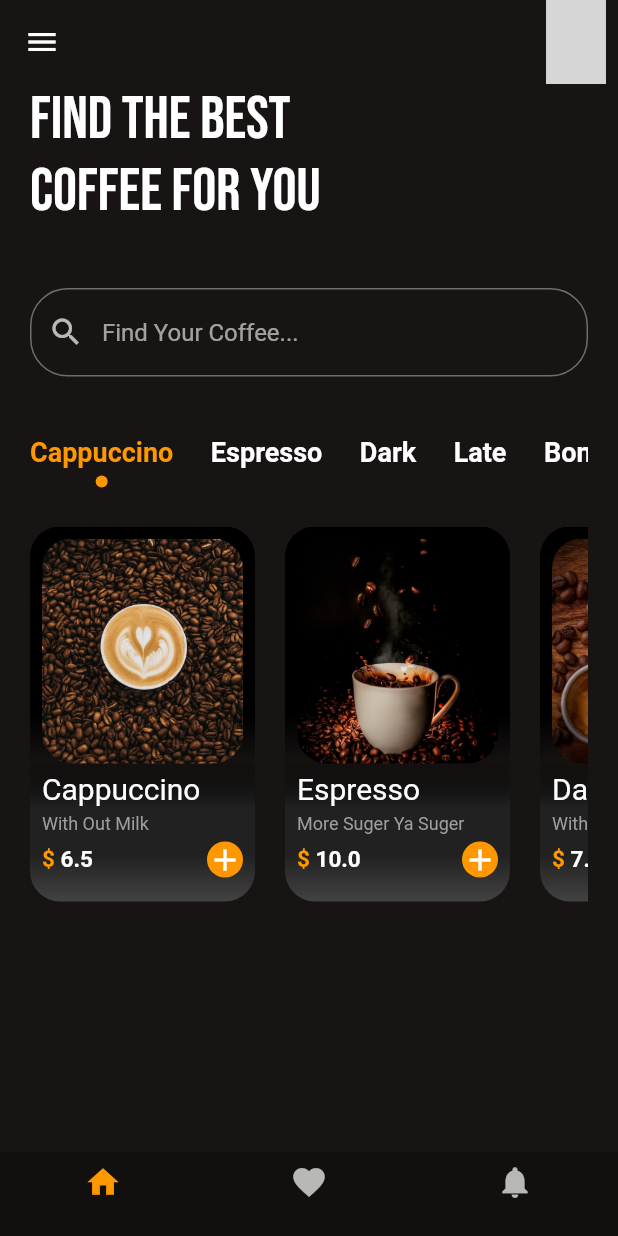
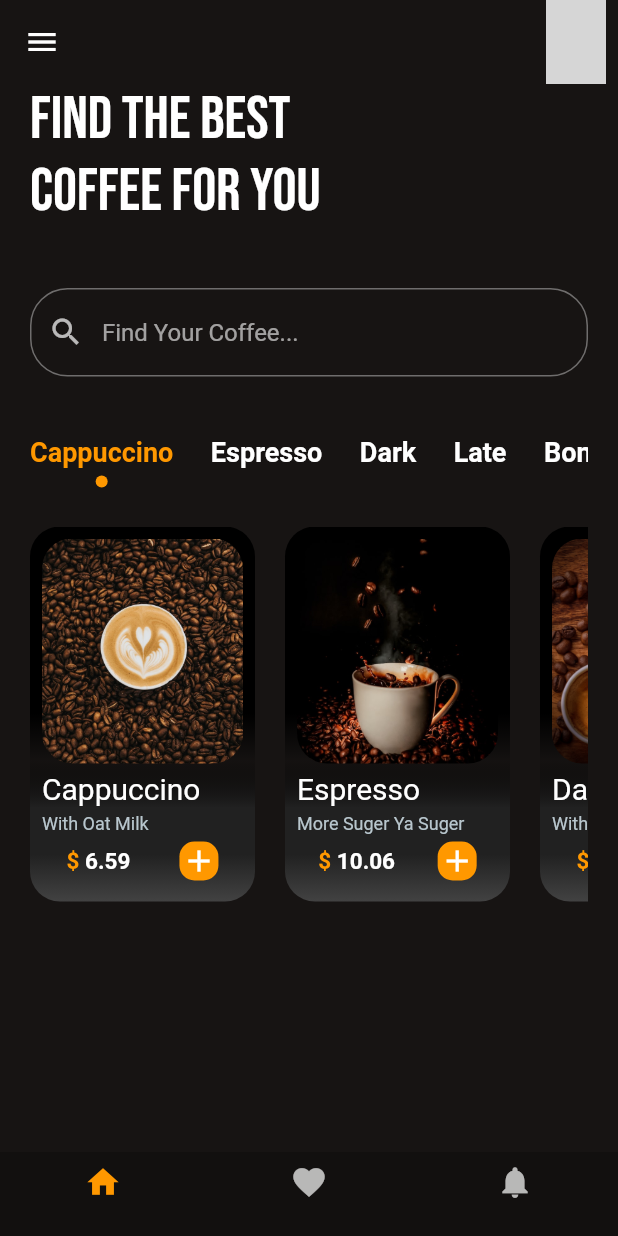
Before and after one commit to IbrahimIG1/Coffee_App-_Ui, a Flutter app: the screen it shows after launch, on a phone screen of 412 x 824 dp. Run offline on Flutter 3.47's test engine with Material 2 defaults, Android fonts, the phone set to English and light mode, and no system bars; our stand-ins replace google_fonts; network calls fail; grey boxes are pictures that could not be loaded.

Commit message:
coffee details screen

```diff
--- a/lib/Lists/lists.dart
+++ b/lib/Lists/lists.dart
@@ -1,37 +1,61 @@
 List<Map> coffee = [
   {
     'name': 'Cappuccino',
-    'caption': 'With Out Milk',
+    'caption': 'With Oat Milk',
     'selected': true,
     'image': 'assets/images/capitcino.jpg',
-    'price': 6.5,
+    'price': 6.59,
+    'caption_details':
+        'A cappuccino  is an espresso-based coffee drink that originated in Italy and is prepared with steamed milk foam (microfoam).',
   },
   {
     'name': 'Espresso',
     'caption': 'More Suger Ya Suger',
     'selected': false,
     'image': 'assets/images/black.jpg',
-    'price': 10.00,
+    'price': 10.060,
+    'caption_details':
+        'Espresso is a coffee-brewing method of Italian origin, in which a small amount of nearly boiling water (about 90 °C or 190 °F) is forced under 9–10 bars (900–1,000 kPa; 130–150 psi) of pressure through finely-ground coffee beans. Espresso can be made with a wide variety of coffee beans and roast degrees. Espresso is the most common way of making coffee in southern Europe, especially in Italy, France, Spain, and Portugal. It is also popular in Switzerland, Croatia, Bosnia and Herzegovina, Bulgaria, Greece, and Australia.',
   },
   {
     'name': 'Dark',
     'caption': 'With Out Coffee',
     'selected': false,
     'image': 'assets/images/dark.jpg',
-    'price': 7.60,
+    'price': 7.650,
+    'caption_details':
+        'Dark Coffee is rich in antioxidants Strong antioxidants such as Potassium, magnesium, Vitamin B2, B3, and B5, as well as manganese, are found in black coffee. Potassium and magnesium maintain the fluid levels in our bodies and support blood pressure. The various vitamins vitalise the body\'s immunity and metabolic rate',
   },
   {
     'name': 'Late',
-    'caption': 'With Milk',
+    'caption': 'With More Milk',
     'selected': false,
     'image': 'assets/images/late.jpg',
-    'price': 5.80,
+    'price': 5.810,
+    'caption_details':
+        'Late is espresso and steamed milk. It consists of one-third espresso, two-thirds heated milk and about 1cm of foam. Depending on the skill of the barista, the foam can be poured in such a way to create a picture',
   },
   {
     'name': 'Bondock',
     'caption': 'With Out Suger',
     'selected': false,
     'image': 'assets/images/bondock.jpg',
-    'price': 8.9,
+    'price': 8.99,
+    'caption_details':
+        'Bondock is beverage brewed from the roasted and ground seeds of the tropical evergreen coffee plants of African origin',
   }
 ];
+
+List coffeeSize =
+[
+  {
+    'size' : 'S',
+    'selected' : true,
+  },{
+    'size' : 'M',
+    'selected' : false,
+  },{
+    'size' : 'L',
+    'selected' : false,
+  }
+];
--- /dev/null
+++ b/lib/colors/colors.dart
@@ -0,0 +1,6 @@
+
+import 'package:flutter/material.dart';
+
+Color buttonColor = Color(0xff171413);
+Color captionColor = Color(0xffB8C6CD);
+Color borderColor = Colors.orange;
--- a/lib/home/home.dart
+++ b/lib/home/home.dart
@@ -1,4 +1,7 @@
 import 'package:coffee_app_ui/Lists/lists.dart';
+import 'package:coffee_app_ui/coffee_screen/coffee_screen.dart';
+import 'package:coffee_app_ui/colors/colors.dart';
+import 'package:coffee_app_ui/shared/navigator.dart';
 import 'package:coffee_app_ui/util/coffee_card.dart';
 import 'package:coffee_app_ui/util/coffee_type.dart';
 import 'package:coffee_app_ui/util/search_bar.dart';
@@ -23,6 +26,13 @@ class _HomeState extends State<Home> {
     });
   }
 
+  int currentIndex =0;
+  void changeNavBar(index) {
+    setState(() {
+      currentIndex = index;
+    });
+  }
+
   @override
   Widget build(BuildContext context) {
     return Scaffold(
@@ -30,6 +40,10 @@ class _HomeState extends State<Home> {
             elevation: 0,
             backgroundColor: Colors.black54.withOpacity(.2),
             iconSize: 25,
+            currentIndex: currentIndex,
+            onTap: (index) {
+              changeNavBar(index);
+            },
             items: [
               BottomNavigationBarItem(
                 icon: Icon(Icons.home),
@@ -44,7 +58,7 @@ class _HomeState extends State<Home> {
                 label: '',
               ),
             ]),
-        backgroundColor: Color(0xff171413),
+        backgroundColor: buttonColor,
         appBar: AppBar(
           backgroundColor: Colors.transparent,
           leading: Icon(Icons.menu),
@@ -99,11 +113,25 @@ class _HomeState extends State<Home> {
                   child: ListView.separated(
                       scrollDirection: Axis.horizontal,
                       itemBuilder: (context, index) {
-                        return CoffeeCard(
-                          image: coffee[index]['image'],
-                          name: coffee[index]['name'],
-                          caption: coffee[index]['caption'],
-                          price: coffee[index]['price'],
+                        return InkWell(
+                          onTap: () {
+                            navigateTo(
+                                context,
+                                CoffeeScreen(
+                                  image: coffee[index]['image'],
+                                  name: coffee[index]['name'],
+                                  caption: coffee[index]['caption'],
+                                  captionDetails: coffee[index]
+                                      ['caption_details'],
+                                  price: coffee[index]['price'],
+                                ));
+                          },
+                          child: CoffeeCard(
+                            image: coffee[index]['image'],
+                            name: coffee[index]['name'],
+                            caption: coffee[index]['caption'],
+                            price: coffee[index]['price'],
+                          ),
                         );
                       },
                       separatorBuilder: (context, index) => SizedBox(
--- /dev/null
+++ b/lib/shared/navigator.dart
@@ -0,0 +1,7 @@
+import 'package:flutter/material.dart';
+
+navigateTo(context, route) =>
+    Navigator.push(context, MaterialPageRoute(builder: (context) => route));
+
+navigateAndReplace(context, route) => Navigator.pushReplacement(
+    context, MaterialPageRoute(builder: (context) => route));
--- a/lib/util/coffee_card.dart
+++ b/lib/util/coffee_card.dart
@@ -1,4 +1,5 @@
 import 'package:coffee_app_ui/Lists/lists.dart';
+import 'package:coffee_app_ui/colors/colors.dart';
 import 'package:flutter/material.dart';
 
 class CoffeeCard extends StatelessWidget {
@@ -62,13 +63,13 @@ class CoffeeCard extends StatelessWidget {
               style: Theme.of(context)
                   .textTheme
                   .caption!
-                  .copyWith(color: Colors.grey),
+                  .copyWith(color: captionColor),
             ),
             SizedBox(
               height: 5,
             ),
             Row(
-              mainAxisAlignment: MainAxisAlignment.spaceBetween,
+              mainAxisAlignment: MainAxisAlignment.spaceAround,
               children: [
                 RichText(
                     text: TextSpan(
@@ -76,23 +77,22 @@ class CoffeeCard extends StatelessWidget {
                         children: [
                           TextSpan(
                               text: ' $price',
-                              style: TextStyle(
+                              style: const TextStyle(
                                   color: Colors.white,
                                   fontWeight: FontWeight.bold,
                                   fontSize: 15))
                         ],
-                        style: TextStyle(
+                        style: const TextStyle(
                             color: Colors.orange,
                             fontWeight: FontWeight.bold,
                             fontSize: 15))),
                 InkWell(
-                  onTap: () {
-                    print(coffee[0]);
-                  },
+                  onTap: () {},
                   child: Container(
+                    padding: EdgeInsets.all(1),
                     decoration: BoxDecoration(
                         color: Colors.orange,
-                        borderRadius: BorderRadius.circular(20)),
+                        borderRadius: BorderRadius.circular(10)),
                     child: Icon(Icons.add),
                   ),
                 )
```
Also changed, not shown: lib/coffee_screen/coffee_screen.dart (added, +253 -0 lines), lib/widgets/widgets.dart (added, +101 -0 lines).
